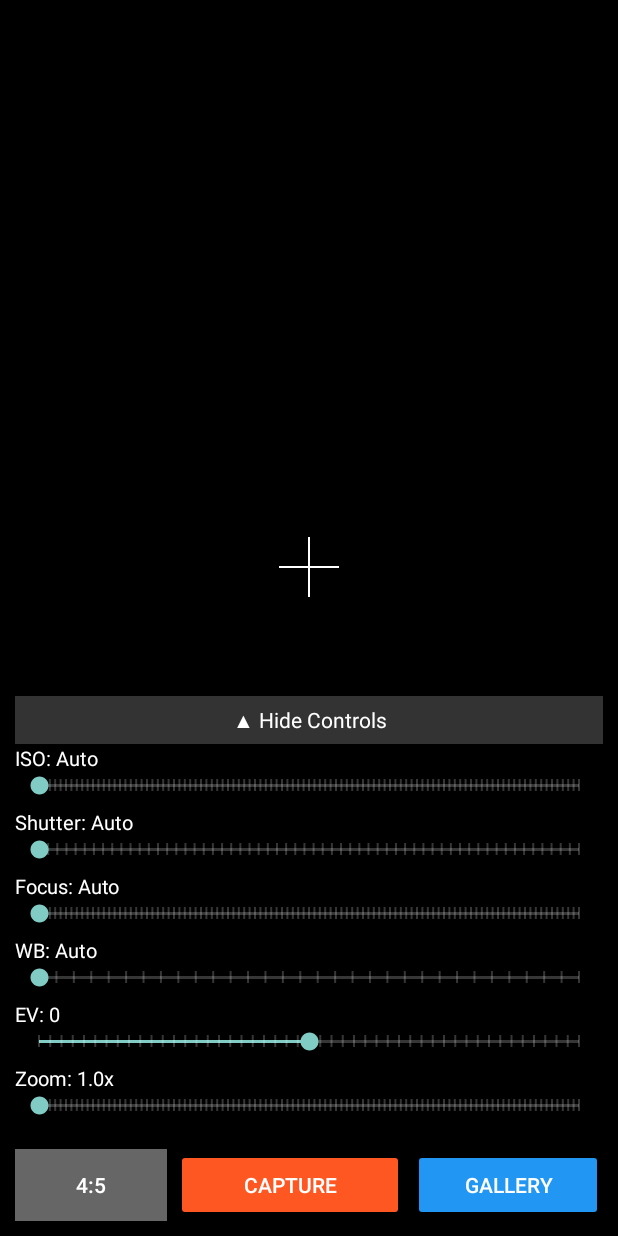
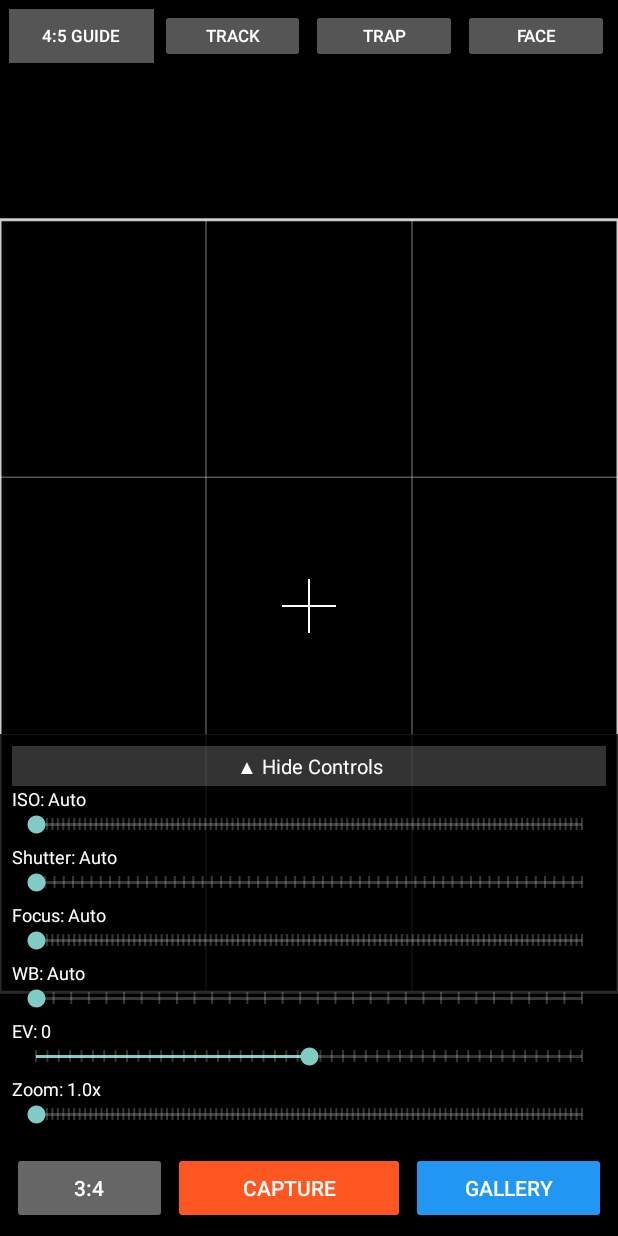
Before and after one commit to Jonardca/PocoManualCam, an Android app: the screen it shows after launch (MainActivity), after a tap on "3:4", on a phone screen of 412 x 824 dp. Run offline under Robolectric (Android 15) with nearby library versions, the phone set to English and light mode, and no system bars.

Commit message:
Phase 1: Top bar + 4:5 Guide Overlay (visual) + keep actual 4:5 crop toggle

```diff
--- /dev/null
+++ b/app/src/main/java/com/jonardca/pocomanualcam/AspectRatioOverlayView.kt
@@ -0,0 +1,96 @@
+package com.jonardca.pocomanualcam
+
+import android.content.Context
+import android.graphics.*
+import android.util.AttributeSet
+import android.view.View
+
+class AspectRatioOverlayView @JvmOverloads constructor(
+    context: Context,
+    attrs: AttributeSet? = null,
+    defStyleAttr: Int = 0
+) : View(context, attrs, defStyleAttr) {
+
+    var isFourFiveEnabled: Boolean = false
+        set(value) {
+            field = value
+            invalidate()
+        }
+
+    var showRuleOfThirds: Boolean = true
+        set(value) {
+            field = value
+            invalidate()
+        }
+
+    private val maskPaint = Paint(Paint.ANTI_ALIAS_FLAG).apply {
+        color = Color.parseColor("#99000000")
+        style = Paint.Style.FILL
+    }
+
+    private val borderPaint = Paint(Paint.ANTI_ALIAS_FLAG).apply {
+        color = Color.parseColor("#CCFFFFFF")
+        style = Paint.Style.STROKE
+        strokeWidth = 2f * resources.displayMetrics.density
+    }
+
+    private val gridPaint = Paint(Paint.ANTI_ALIAS_FLAG).apply {
+        color = Color.parseColor("#55FFFFFF")
+        style = Paint.Style.STROKE
+        strokeWidth = 1f * resources.displayMetrics.density
+    }
+
+    private val frameRect = RectF()
+
+    override fun onDraw(canvas: Canvas) {
+        super.onDraw(canvas)
+
+        val viewWidth = width.toFloat()
+        val viewHeight = height.toFloat()
+        if (viewWidth == 0f || viewHeight == 0f) return
+
+        if (!isFourFiveEnabled) return
+
+        // Calculate 4:5 crop area (centered)
+        val targetRatio = 4f / 5f
+        val currentRatio = viewWidth / viewHeight
+
+        var cropWidth = viewWidth
+        var cropHeight = viewHeight
+
+        if (currentRatio > targetRatio) {
+            // Too wide → crop sides
+            cropWidth = viewHeight * targetRatio
+        } else {
+            // Too tall → crop top/bottom
+            cropHeight = viewWidth / targetRatio
+        }
+
+        val left = (viewWidth - cropWidth) / 2f
+        val top = (viewHeight - cropHeight) / 2f
+        val right = left + cropWidth
+        val bottom = top + cropHeight
+
+        frameRect.set(left, top, right, bottom)
+
+        // Dark mask outside the 4:5 area
+        canvas.drawRect(0f, 0f, viewWidth, top, maskPaint)
+        canvas.drawRect(0f, bottom, viewWidth, viewHeight, maskPaint)
+        canvas.drawRect(0f, top, left, bottom, maskPaint)
+        canvas.drawRect(right, top, viewWidth, bottom, maskPaint)
+
+        // White border
+        canvas.drawRect(frameRect, borderPaint)
+
+        // Rule of thirds (optional)
+        if (showRuleOfThirds) {
+            val thirdW = cropWidth / 3f
+            val thirdH = cropHeight / 3f
+
+            canvas.drawLine(left + thirdW, top, left + thirdW, bottom, gridPaint)
+            canvas.drawLine(left + thirdW * 2, top, left + thirdW * 2, bottom, gridPaint)
+            canvas.drawLine(left, top + thirdH, right, top + thirdH, gridPaint)
+            canvas.drawLine(left, top + thirdH * 2, right, top + thirdH * 2, gridPaint)
+        }
+    }
+}
--- a/app/src/main/java/com/jonardca/pocomanualcam/MainActivity.kt
+++ b/app/src/main/java/com/jonardca/pocomanualcam/MainActivity.kt
@@ -47,6 +47,7 @@ import kotlin.math.atan2
 class MainActivity : AppCompatActivity(), SensorEventListener {
 
     private lateinit var textureView: TextureView
+    private lateinit var aspectOverlay: AspectRatioOverlayView
     private lateinit var isoSeekBar: SeekBar
     private lateinit var shutterSeekBar: SeekBar
     private lateinit var focusSeekBar: SeekBar
@@ -64,6 +65,7 @@ class MainActivity : AppCompatActivity(), SensorEventListener {
     private lateinit var captureButton: Button
     private lateinit var galleryButton: Button
     private lateinit var ratioButton: Button
+    private lateinit var btnRatioGuide: Button
     private lateinit var seekBarsContainer: LinearLayout
     private lateinit var toggleControls: TextView
     private lateinit var crossVertical: View
@@ -87,7 +89,8 @@ class MainActivity : AppCompatActivity(), SensorEventListener {
     private var currentEv = 0
     private var currentZoom = 1.0f
     private var controlsVisible = true
-    private var isFourFive = false
+    private var isFourFive = false          // actual crop on save
+    private var isFourFiveGuide = false     // visual guide only
 
     private var isIsoAuto = true
     private var isShutterAuto = true
@@ -139,6 +142,7 @@ class MainActivity : AppCompatActivity(), SensorEventListener {
         setContentView(R.layout.activity_main)
 
         textureView = findViewById(R.id.textureView)
+        aspectOverlay = findViewById(R.id.aspectOverlay)
         isoSeekBar = findViewById(R.id.isoSeekBar)
         shutterSeekBar = findViewById(R.id.shutterSeekBar)
         focusSeekBar = findViewById(R.id.focusSeekBar)
@@ -156,6 +160,7 @@ class MainActivity : AppCompatActivity(), SensorEventListener {
         captureButton = findViewById(R.id.captureButton)
         galleryButton = findViewById(R.id.galleryButton)
         ratioButton = findViewById(R.id.ratioButton)
+        btnRatioGuide = findViewById(R.id.btnRatioGuide)
         seekBarsContainer = findViewById(R.id.seekBarsContainer)
         toggleControls = findViewById(R.id.toggleControls)
         crossVertical = findViewById(R.id.crossVertical)
@@ -187,10 +192,19 @@ class MainActivity : AppCompatActivity(), SensorEventListener {
         captureButton.setOnClickListener { takePhoto() }
         galleryButton.setOnClickListener { openGallery() }
 
+        // Bottom ratio button → actual crop on save
         ratioButton.setOnClickListener {
             isFourFive = !isFourFive
             ratioButton.text = if (isFourFive) "4:5" else "3:4"
             ratioButton.setBackgroundColor(if (isFourFive) Color.parseColor("#4CAF50") else Color.parseColor("#666666"))
+        }
+
+        // Top bar 4:5 Guide toggle (visual only)
+        btnRatioGuide.setOnClickListener {
+            isFourFiveGuide = !isFourFiveGuide
+            aspectOverlay.isFourFiveEnabled = isFourFiveGuide
+            btnRatioGuide.text = if (isFourFiveGuide) "4:5 Guide" else "3:4"
+            btnRatioGuide.setBackgroundColor(if (isFourFiveGuide) Color.parseColor("#4CAF50") else Color.parseColor("#555555"))
         }
 
         toggleControls.setOnClickListener {
@@ -297,7 +311,7 @@ class MainActivity : AppCompatActivity(), SensorEventListener {
 
         zoomSeekBar.setOnSeekBarChangeListener(object : SeekBar.OnSeekBarChangeListener {
             override fun onProgressChanged(seekBar: SeekBar?, progress: Int, fromUser: Boolean) {
-                currentZoom = 1.0f + (progress / 100f) * 9.0f   // 1x to 10x
+                currentZoom = 1.0f + (progress / 100f) * 9.0f
                 zoomLabel.text = "Zoom: ${"%.1f".format(currentZoom)}x"
                 updatePreview()
             }
@@ -324,13 +338,11 @@ class MainActivity : AppCompatActivity(), SensorEventListener {
         val y = event.values[1]
         val angle = Math.toDegrees(atan2(x.toDouble(), y.toDouble())).toFloat()
 
-        // Rotate horizontal crosshair
         crossHorizontal.rotation = -angle
-
-        // Green when almost level (±2 degrees)
         val isLevel = abs(angle) < 2.5f
-        crossHorizontal.setBackgroundColor(if (isLevel) Color.GREEN else Color.WHITE)
-        crossVertical.setBackgroundColor(if (isLevel) Color.GREEN else Color.WHITE)
+        val color = if (isLevel) Color.GREEN else Color.WHITE
+        crossHorizontal.setBackgroundColor(color)
+        crossVertical.setBackgroundColor(color)
     }
 
     override fun onAccuracyChanged(sensor: Sensor?, accuracy: Int) {}
@@ -480,7 +492,6 @@ class MainActivity : AppCompatActivity(), SensorEventListener {
 
         var finalBytes = bytes
 
-        // 4:5 crop if enabled
         if (isFourFive) {
             try {
                 val bitmap = BitmapFactory.decodeByteArray(bytes, 0, bytes.size)
--- a/app/src/main/res/layout/activity_main.xml
+++ b/app/src/main/res/layout/activity_main.xml
@@ -10,16 +10,26 @@
         android:id="@+id/textureView"
         android:layout_width="0dp"
         android:layout_height="0dp"
-        app:layout_constraintTop_toTopOf="parent"
+        app:layout_constraintTop_toBottomOf="@+id/topBar"
         app:layout_constraintBottom_toTopOf="@+id/bottomBar"
         app:layout_constraintStart_toStartOf="parent"
         app:layout_constraintEnd_toEndOf="parent" />
 
-    <!-- Crosshair + Leveler Overlay -->
+    <!-- 4:5 Overlay -->
+    <com.jonardca.pocomanualcam.AspectRatioOverlayView
+        android:id="@+id/aspectOverlay"
+        android:layout_width="0dp"
+        android:layout_height="0dp"
+        app:layout_constraintTop_toTopOf="@id/textureView"
+        app:layout_constraintBottom_toBottomOf="@id/textureView"
+        app:layout_constraintStart_toStartOf="@id/textureView"
+        app:layout_constraintEnd_toEndOf="@id/textureView" />
+
+    <!-- Center Crosshair -->
     <View
         android:id="@+id/crossVertical"
         android:layout_width="1.5dp"
-        android:layout_height="40dp"
+        android:layout_height="36dp"
         android:background="#FFFFFFFF"
         app:layout_constraintTop_toTopOf="@id/textureView"
         app:layout_constraintBottom_toBottomOf="@id/textureView"
@@ -28,7 +38,7 @@
 
     <View
         android:id="@+id/crossHorizontal"
-        android:layout_width="40dp"
+        android:layout_width="36dp"
         android:layout_height="1.5dp"
         android:background="#FFFFFFFF"
         app:layout_constraintTop_toTopOf="@id/textureView"
@@ -36,13 +46,70 @@
         app:layout_constraintStart_toStartOf="@id/textureView"
         app:layout_constraintEnd_toEndOf="@id/textureView" />
 
-    <!-- Controls -->
+    <!-- TOP BAR -->
+    <LinearLayout
+        android:id="@+id/topBar"
+        android:layout_width="match_parent"
+        android:layout_height="wrap_content"
+        android:orientation="horizontal"
+        android:padding="6dp"
+        android:background="#CC000000"
+        app:layout_constraintTop_toTopOf="parent">
+
+        <Button
+            android:id="@+id/btnRatioGuide"
+            android:layout_width="0dp"
+            android:layout_height="36dp"
+            android:layout_weight="1"
+            android:text="3:4"
+            android:textSize="11sp"
+            android:backgroundTint="#555555"
+            android:textColor="#FFFFFF"
+            android:layout_marginEnd="4dp" />
+
+        <Button
+            android:id="@+id/btnMotionTrack"
+            android:layout_width="0dp"
+            android:layout_height="36dp"
+            android:layout_weight="1"
+            android:text="Track"
+            android:textSize="11sp"
+            android:backgroundTint="#555555"
+            android:textColor="#FFFFFF"
+            android:layout_marginEnd="4dp"
+            android:enabled="false" />
+
+        <Button
+            android:id="@+id/btnAutoShutter"
+            android:layout_width="0dp"
+            android:layout_height="36dp"
+            android:layout_weight="1"
+            android:text="Trap"
+            android:textSize="11sp"
+            android:backgroundTint="#555555"
+            android:textColor="#FFFFFF"
+            android:layout_marginEnd="4dp"
+            android:enabled="false" />
+
+        <Button
+            android:id="@+id/btnFaceDetect"
+            android:layout_width="0dp"
+            android:layout_height="36dp"
+            android:layout_weight="1"
+            android:text="Face"
+            android:textSize="11sp"
+            android:backgroundTint="#555555"
+            android:textColor="#FFFFFF"
+            android:enabled="false" />
+    </LinearLayout>
+
+    <!-- Controls (collapsible) -->
     <LinearLayout
         android:id="@+id/controlsLayout"
         android:layout_width="match_parent"
         android:layout_height="wrap_content"
         android:orientation="vertical"
-        android:padding="10dp"
+        android:padding="8dp"
         android:background="#CC000000"
         app:layout_constraintBottom_toTopOf="@+id/bottomBar">
 
@@ -52,9 +119,9 @@
             android:layout_height="wrap_content"
             android:text="▲ Hide Controls"
             android:textColor="#FFFFFF"
-            android:textSize="14sp"
+            android:textSize="13sp"
             android:gravity="center"
-            android:padding="6dp"
+            android:padding="4dp"
             android:background="#33FFFFFF" />
 
         <LinearLayout
@@ -63,24 +130,23 @@
             android:layout_height="wrap_content"
             android:orientation="vertical">
 
-            <TextView android:id="@+id/isoLabel" android:layout_width="wrap_content" android:layout_height="wrap_content" android:text="ISO: Auto" android:textColor="#FFFFFF" android:textSize="13sp" />
+            <TextView android:id="@+id/isoLabel" android:layout_width="wrap_content" android:layout_height="wrap_content" android:text="ISO: Auto" android:textColor="#FFFFFF" android:textSize="12sp" />
             <SeekBar android:id="@+id/isoSeekBar" android:layout_width="match_parent" android:layout_height="wrap_content" android:max="100" android:tickMark="@drawable/tick_mark" android:tickMarkTint="#88FFFFFF" />
 
-            <TextView android:id="@+id/shutterLabel" android:layout_width="wrap_content" android:layout_height="wrap_content" android:text="Shutter: Auto" android:textColor="#FFFFFF" android:textSize="13sp" android:layout_marginTop="6dp" />
+            <TextView android:id="@+id/shutterLabel" android:layout_width="wrap_content" android:layout_height="wrap_content" android:text="Shutter: Auto" android:textColor="#FFFFFF" android:textSize="12sp" android:layout_marginTop="4dp" />
             <SeekBar android:id="@+id/shutterSeekBar" android:layout_width="match_parent" android:layout_height="wrap_content" android:max="100" android:tickMark="@drawable/tick_mark" android:tickMarkTint="#88FFFFFF" />
 
-            <TextView android:id="@+id/focusLabel" android:layout_width="wrap_content" android:layout_height="wrap_content" android:text="Focus: Auto" android:textColor="#FFFFFF" android:textSize="13sp" android:layout_marginTop="6dp" />
+            <TextView android:id="@+id/focusLabel" android:layout_width="wrap_content" android:layout_height="wrap_content" android:text="Focus: Auto" android:textColor="#FFFFFF" android:textSize="12sp" android:layout_marginTop="4dp" />
             <SeekBar android:id="@+id/focusSeekBar" android:layout_width="match_parent" android:layout_height="wrap_content" android:max="100" android:tickMark="@drawable/tick_mark" android:tickMarkTint="#88FFFFFF" />
 
-            <TextView android:id="@+id/wbLabel" android:layout_width="wrap_content" android:layout_height="wrap_content" android:text="WB: Auto" android:textColor="#FFFFFF" android:textSize="13sp" android:layout_marginTop="6dp" />
+            <TextView android:id="@+id/wbLabel" android:layout_width="wrap_content" android:layout_height="wrap_content" android:text="WB: Auto" android:textColor="#FFFFFF" android:textSize="12sp" android:layout_marginTop="4dp" />
             <SeekBar android:id="@+id/wbSeekBar" android:layout_width="match_parent" android:layout_height="wrap_content" android:max="31" android:tickMark="@drawable/tick_mark" android:tickMarkTint="#88FFFFFF" />
 
-            <TextView android:id="@+id/evLabel" android:layout_width="wrap_content" android:layout_height="wrap_content" android:text="EV: 0" android:textColor="#FFFFFF" android:textSize="13sp" android:layout_marginTop="6dp" />
+            <TextView android:id="@+id/evLabel" android:layout_width="wrap_content" android:layout_height="wrap_content" android:text="EV: 0" android:textColor="#FFFFFF" android:textSize="12sp" android:layout_marginTop="4dp" />
             <SeekBar android:id="@+id/evSeekBar" android:layout_width="match_parent" android:layout_height="wrap_content" android:max="48" android:tickMark="@drawable/tick_mark" android:tickMarkTint="#88FFFFFF" />
 
-            <TextView android:id="@+id/zoomLabel" android:layout_width="wrap_content" android:layout_height="wrap_content" android:text="Zoom: 1.0x" android:textColor="#FFFFFF" android:textSize="13sp" android:layout_marginTop="6dp" />
+            <TextView android:id="@+id/zoomLabel" android:layout_width="wrap_content" android:layout_height="wrap_content" android:text="Zoom: 1.0x" android:textColor="#FFFFFF" android:textSize="12sp" android:layout_marginTop="4dp" />
             <SeekBar android:id="@+id/zoomSeekBar" android:layout_width="match_parent" android:layout_height="wrap_content" android:max="100" android:tickMark="@drawable/tick_mark" android:tickMarkTint="#88FFFFFF" />
-
         </LinearLayout>
     </LinearLayout>
 
@@ -90,7 +156,7 @@
         android:layout_width="match_parent"
         android:layout_height="wrap_content"
         android:orientation="horizontal"
-        android:padding="10dp"
+        android:padding="8dp"
         android:background="#CC000000"
         app:layout_constraintBottom_toBottomOf="parent">
 
@@ -102,7 +168,7 @@
             android:text="3:4"
             android:backgroundTint="#666666"
             android:textColor="#FFFFFF"
-            android:layout_marginEnd="6dp" />
+            android:layout_marginEnd="4dp" />
 
         <Button
             android:id="@+id/captureButton"
@@ -112,7 +178,7 @@
             android:text="CAPTURE"
             android:backgroundTint="#FF5722"
             android:textColor="#FFFFFF"
-            android:layout_marginEnd="6dp" />
+            android:layout_marginEnd="4dp" />
 
         <Button
             android:id="@+id/galleryButton"
```
